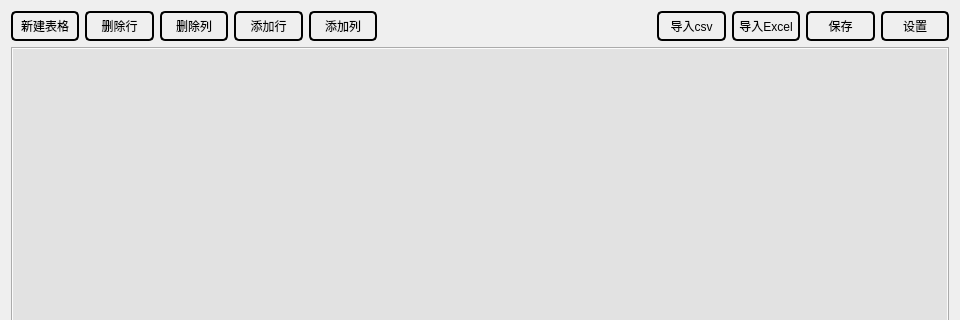
This is TableView/MainWidget.ui in duanzhaol/ChartScript as Qt 5 draws it before an edit; both pictures show x 0 to 960 and y 0 to 320 of the 960 by 619 pixel window. The edited form follows.
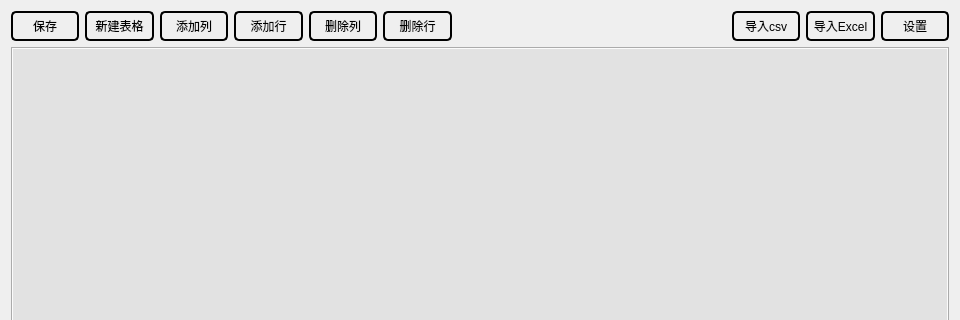
This is the edited form.

Commit message: 调了下按钮顺序

What changed in the file:
```diff
--- a/TableView/MainWidget.ui
+++ b/TableView/MainWidget.ui
@@ -30,7 +30,45 @@
        <item>
         <layout class="QVBoxLayout" name="verticalLayout" stretch="1,16">
          <item>
-          <layout class="QHBoxLayout" name="horizontalLayout" stretch="1,1,1,1,1,4,1,1,1,1">
+          <layout class="QHBoxLayout" name="horizontalLayout" stretch="1,1,1,1,1,1,4,1,1,1">
+           <item>
+            <widget class="QPushButton" name="exportData">
+             <property name="minimumSize">
+              <size>
+               <width>0</width>
+               <height>30</height>
+              </size>
+             </property>
+             <property name="styleSheet">
+              <string notr="true">
+
+QPushButton {
+						border:2px solid;
+border-radius:5px;
+background-color: rgba(221, 221, 221, 0);
+color: rgb(0, 0, 0);
+border-color:rgb(0, 0, 0);
+						 }
+
+						 QPushButton:hover {
+							 color: rgb(52, 167, 255);
+							 border-color: rgb(52, 167, 255);
+						 }
+
+						 QPushButton:pressed {
+							 color: rgb(46, 39, 239);
+							 border-color: rgb(46, 39, 239);
+						 }
+
+						 QPushButton:disabled {
+							 color: #333333;
+						 }</string>
+             </property>
+             <property name="text">
+              <string>保存</string>
+             </property>
+            </widget>
+           </item>
            <item>
             <widget class="QPushButton" name="addNewTable">
              <property name="minimumSize">
@@ -69,120 +107,6 @@
              </property>
             </widget>
            </item>
-           <item>
-            <widget class="QPushButton" name="deleteRow">
-             <property name="minimumSize">
-              <size>
-               <width>0</width>
-               <height>30</height>
-              </size>
-             </property>
-             <property name="styleSheet">
-              <string notr="true">
-
-QPushButton {
-						border:2px solid;
-border-radius:5px;
-background-color: rgba(221, 221, 221, 0);
-color: rgb(0, 0, 0);
-border-color:rgb(0, 0, 0);
-						 }
-
-						 QPushButton:hover {
-							 color: rgb(52, 167, 255);
-							 border-color: rgb(52, 167, 255);
-						 }
-
-						 QPushButton:pressed {
-							 color: rgb(46, 39, 239);
-							 border-color: rgb(46, 39, 239);
-						 }
-
-						 QPushButton:disabled {
-							 color: #333333;
-						 }</string>
-             </property>
-             <property name="text">
-              <string>删除行</string>
-             </property>
-            </widget>
-           </item>
-           <item>
-            <widget class="QPushButton" name="deleteColumn">
-             <property name="minimumSize">
-              <size>
-               <width>0</width>
-               <height>30</height>
-              </size>
-             </property>
-             <property name="styleSheet">
-              <string notr="true">
-
-QPushButton {
-						border:2px solid;
-border-radius:5px;
-background-color: rgba(221, 221, 221, 0);
-color: rgb(0, 0, 0);
-border-color:rgb(0, 0, 0);
-						 }
-
-						 QPushButton:hover {
-							 color: rgb(52, 167, 255);
-							 border-color: rgb(52, 167, 255);
-						 }
-
-						 QPushButton:pressed {
-							 color: rgb(46, 39, 239);
-							 border-color: rgb(46, 39, 239);
-						 }
-
-						 QPushButton:disabled {
-							 color: #333333;
-						 }</string>
-             </property>
-             <property name="text">
-              <string>删除列</string>
-             </property>
-            </widget>
-           </item>
-           <item>
-            <widget class="QPushButton" name="addRow">
-             <property name="minimumSize">
-              <size>
-               <width>0</width>
-               <height>30</height>
-              </size>
-             </property>
-             <property name="styleSheet">
-              <string notr="true">
-
-QPushButton {
-						border:2px solid;
-border-radius:5px;
-background-color: rgba(221, 221, 221, 0);
-color: rgb(0, 0, 0);
-border-color:rgb(0, 0, 0);
-						 }
-
-						 QPushButton:hover {
-							 color: rgb(52, 167, 255);
-							 border-color: rgb(52, 167, 255);
-						 }
-
-						 QPushButton:pressed {
-							 color: rgb(46, 39, 239);
-							 border-color: rgb(46, 39, 239);
-						 }
-
-						 QPushButton:disabled {
-							 color: #333333;
-						 }</string>
-             </property>
-             <property name="text">
-              <string>添加行</string>
-             </property>
-            </widget>
-           </item>
            <item>
             <widget class="QPushButton" name="addColumn">
              <property name="minimumSize">
@@ -221,6 +145,120 @@
              </property>
             </widget>
            </item>
+           <item>
+            <widget class="QPushButton" name="addRow">
+             <property name="minimumSize">
+              <size>
+               <width>0</width>
+               <height>30</height>
+              </size>
+             </property>
+             <property name="styleSheet">
+              <string notr="true">
+
+QPushButton {
+						border:2px solid;
+border-radius:5px;
+background-color: rgba(221, 221, 221, 0);
+color: rgb(0, 0, 0);
+border-color:rgb(0, 0, 0);
+						 }
+
+						 QPushButton:hover {
+							 color: rgb(52, 167, 255);
+							 border-color: rgb(52, 167, 255);
+						 }
+
+						 QPushButton:pressed {
+							 color: rgb(46, 39, 239);
+							 border-color: rgb(46, 39, 239);
+						 }
+
+						 QPushButton:disabled {
+							 color: #333333;
+						 }</string>
+             </property>
+             <property name="text">
+              <string>添加行</string>
+             </property>
+            </widget>
+           </item>
+           <item>
+            <widget class="QPushButton" name="deleteColumn">
+             <property name="minimumSize">
+              <size>
+               <width>0</width>
+               <height>30</height>
+              </size>
+             </property>
+             <property name="styleSheet">
+              <string notr="true">
+
+QPushButton {
+						border:2px solid;
+border-radius:5px;
+background-color: rgba(221, 221, 221, 0);
+color: rgb(0, 0, 0);
+border-color:rgb(0, 0, 0);
+						 }
+
+						 QPushButton:hover {
+							 color: rgb(52, 167, 255);
+							 border-color: rgb(52, 167, 255);
+						 }
+
+						 QPushButton:pressed {
+							 color: rgb(46, 39, 239);
+							 border-color: rgb(46, 39, 239);
+						 }
+
+						 QPushButton:disabled {
+							 color: #333333;
+						 }</string>
+             </property>
+             <property name="text">
+              <string>删除列</string>
+             </property>
+            </widget>
+           </item>
+           <item>
+            <widget class="QPushButton" name="deleteRow">
+             <property name="minimumSize">
+              <size>
+               <width>0</width>
+               <height>30</height>
+              </size>
+             </property>
+             <property name="styleSheet">
+              <string notr="true">
+
+QPushButton {
+						border:2px solid;
+border-radius:5px;
+background-color: rgba(221, 221, 221, 0);
+color: rgb(0, 0, 0);
+border-color:rgb(0, 0, 0);
+						 }
+
+						 QPushButton:hover {
+							 color: rgb(52, 167, 255);
+							 border-color: rgb(52, 167, 255);
+						 }
+
+						 QPushButton:pressed {
+							 color: rgb(46, 39, 239);
+							 border-color: rgb(46, 39, 239);
+						 }
+
+						 QPushButton:disabled {
+							 color: #333333;
+						 }</string>
+             </property>
+             <property name="text">
+              <string>删除行</string>
+             </property>
+            </widget>
+           </item>
            <item>
             <spacer name="horizontalSpacer">
              <property name="orientation">
@@ -310,44 +348,6 @@
              </property>
             </widget>
            </item>
-           <item>
-            <widget class="QPushButton" name="exportData">
-             <property name="minimumSize">
-              <size>
-               <width>0</width>
-               <height>30</height>
-              </size>
-             </property>
-             <property name="styleSheet">
-              <string notr="true">
-
-QPushButton {
-						border:2px solid;
-border-radius:5px;
-background-color: rgba(221, 221, 221, 0);
-color: rgb(0, 0, 0);
-border-color:rgb(0, 0, 0);
-						 }
-
-						 QPushButton:hover {
-							 color: rgb(52, 167, 255);
-							 border-color: rgb(52, 167, 255);
-						 }
-
-						 QPushButton:pressed {
-							 color: rgb(46, 39, 239);
-							 border-color: rgb(46, 39, 239);
-						 }
-
-						 QPushButton:disabled {
-							 color: #333333;
-						 }</string>
-             </property>
-             <property name="text">
-              <string>保存</string>
-             </property>
-            </widget>
-           </item>
            <item>
             <widget class="QPushButton" name="setting">
              <property name="minimumSize">
```
